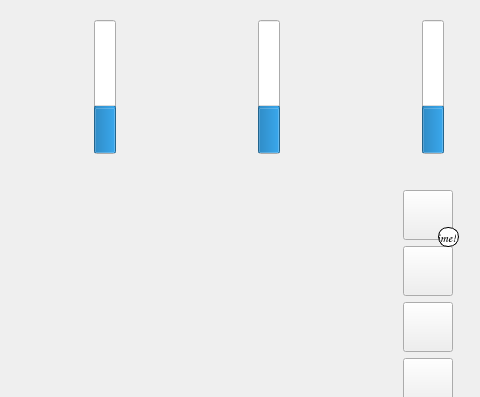
Before: the Qt Designer form mainwindow.ui in Xyan-Banan/polytech-Tamagochi, drawn with Qt 5; both pictures show x 297 to 777 and y 0 to 397 of the 777 by 583 pixel window.
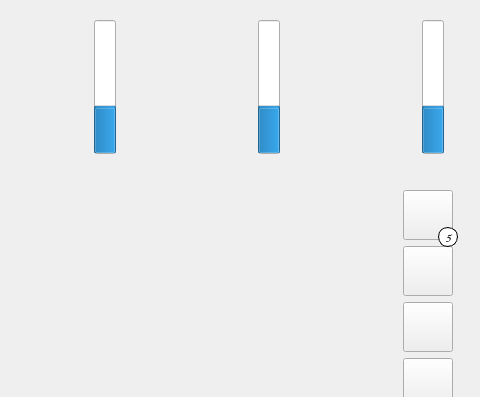
After: the same form once the commit is applied. Icons and pictures are not drawn.

```diff
--- a/mainwindow.ui
+++ b/mainwindow.ui
@@ -811,7 +811,7 @@
      <rect>
       <x>735</x>
       <y>227</y>
-      <width>21</width>
+      <width>20</width>
       <height>20</height>
      </rect>
     </property>
@@ -832,10 +832,10 @@
 border: 1px solid black;</string>
     </property>
     <property name="text">
-     <string>Time!</string>
+     <string>5</string>
     </property>
     <property name="alignment">
-     <set>Qt::AlignRight|Qt::AlignTrailing|Qt::AlignVCenter</set>
+     <set>Qt::AlignCenter</set>
     </property>
    </widget>
   </widget>
```
Left out of the diff: 2 changed lines with no effect on the pictures.
